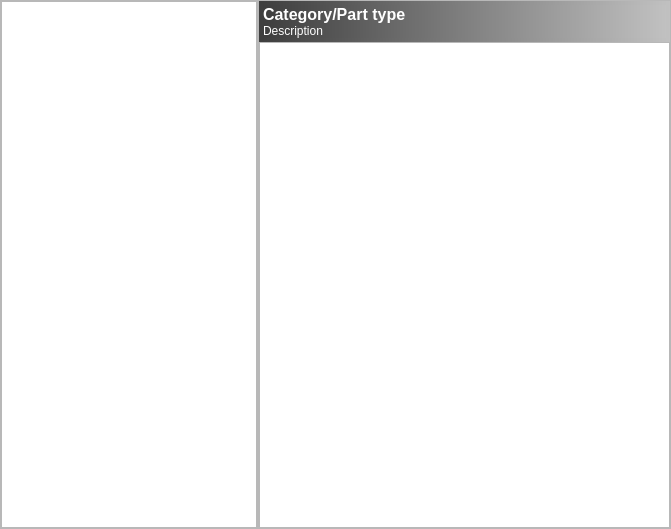
The window that partsmainwidget.ui (jassuncao/eparts) describes before a commit, drawn with Qt 5.
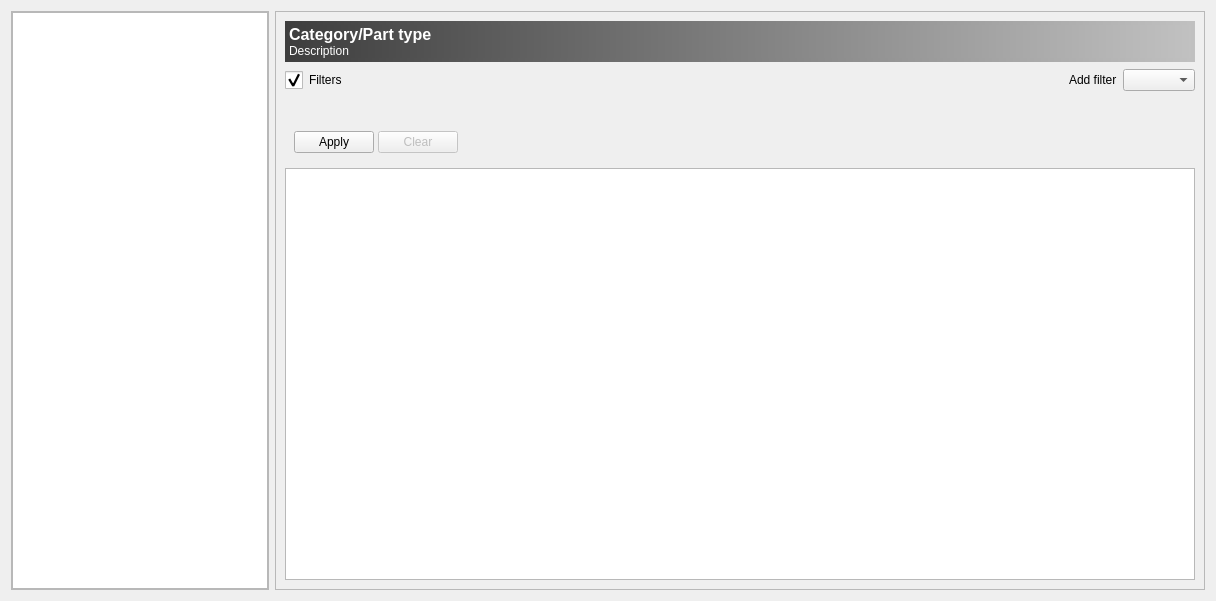
The same window after the commit. Icons and pictures are not drawn.

The edit to the form file:
```diff
--- a/partsmainwidget.ui
+++ b/partsmainwidget.ui
@@ -6,22 +6,22 @@
    <rect>
     <x>0</x>
     <y>0</y>
-    <width>671</width>
-    <height>529</height>
+    <width>1216</width>
+    <height>601</height>
    </rect>
   </property>
   <property name="windowTitle">
    <string>Form</string>
   </property>
-  <layout class="QHBoxLayout" name="horizontalLayout_2">
-   <property name="spacing">
-    <number>0</number>
-   </property>
-   <property name="margin">
-    <number>0</number>
-   </property>
+  <layout class="QHBoxLayout" name="horizontalLayout_5">
    <item>
     <widget class="QFrame" name="frame">
+     <property name="sizePolicy">
+      <sizepolicy hsizetype="Minimum" vsizetype="Preferred">
+       <horstretch>0</horstretch>
+       <verstretch>0</verstretch>
+      </sizepolicy>
+     </property>
      <property name="frameShape">
       <enum>QFrame::StyledPanel</enum>
      </property>
@@ -63,12 +63,6 @@
       <enum>QFrame::Raised</enum>
      </property>
      <layout class="QVBoxLayout" name="verticalLayout_3">
-      <property name="spacing">
-       <number>0</number>
-      </property>
-      <property name="margin">
-       <number>0</number>
-      </property>
       <item>
        <widget class="QWidget" name="widget_2" native="true">
         <property name="autoFillBackground">
@@ -128,6 +122,128 @@
         </layout>
        </widget>
       </item>
+      <item>
+       <layout class="QHBoxLayout" name="horizontalLayout_3">
+        <item>
+         <widget class="QCheckBox" name="filtersCheckBox">
+          <property name="styleSheet">
+           <string notr="true">QCheckBox::indicator { width: 18px; height: 18px;}
+QCheckBox::indicator:checked{image: url(:/images/collapse.png);}
+QCheckBox::indicator:unchecked{image: url(:/images/expand.png);}</string>
+          </property>
+          <property name="text">
+           <string>Filters</string>
+          </property>
+          <property name="checkable">
+           <bool>true</bool>
+          </property>
+          <property name="checked">
+           <bool>true</bool>
+          </property>
+         </widget>
+        </item>
+        <item>
+         <spacer name="verticalSpacer">
+          <property name="orientation">
+           <enum>Qt::Horizontal</enum>
+          </property>
+          <property name="sizeType">
+           <enum>QSizePolicy::MinimumExpanding</enum>
+          </property>
+          <property name="sizeHint" stdset="0">
+           <size>
+            <width>38</width>
+            <height>24</height>
+           </size>
+          </property>
+         </spacer>
+        </item>
+        <item>
+         <widget class="QLabel" name="label_4">
+          <property name="text">
+           <string>Add filter</string>
+          </property>
+          <property name="buddy">
+           <cstring>addFilterComboBox</cstring>
+          </property>
+         </widget>
+        </item>
+        <item>
+         <widget class="QComboBox" name="addFilterComboBox"/>
+        </item>
+       </layout>
+      </item>
+      <item>
+       <widget class="QWidget" name="filterContainer" native="true">
+        <layout class="QGridLayout" name="filterGridLayout">
+         <property name="horizontalSpacing">
+          <number>8</number>
+         </property>
+         <property name="verticalSpacing">
+          <number>-1</number>
+         </property>
+         <item row="0" column="0">
+          <widget class="QWidget" name="widget" native="true">
+           <layout class="QHBoxLayout" name="horizontalLayout_2">
+            <property name="spacing">
+             <number>-1</number>
+            </property>
+            <property name="margin">
+             <number>0</number>
+            </property>
+           </layout>
+          </widget>
+         </item>
+        </layout>
+       </widget>
+      </item>
+      <item>
+       <widget class="QWidget" name="filterToolbar" native="true">
+        <layout class="QHBoxLayout" name="horizontalLayout_4">
+         <property name="spacing">
+          <number>4</number>
+         </property>
+         <item>
+          <widget class="QPushButton" name="applyFilterButton_2">
+           <property name="text">
+            <string>Apply</string>
+           </property>
+           <property name="icon">
+            <iconset resource="resources.qrc">
+             <normaloff>:/images/dialog-ok-apply.png</normaloff>:/images/dialog-ok-apply.png</iconset>
+           </property>
+          </widget>
+         </item>
+         <item>
+          <widget class="QPushButton" name="clearFilterButton">
+           <property name="enabled">
+            <bool>false</bool>
+           </property>
+           <property name="text">
+            <string>Clear</string>
+           </property>
+           <property name="icon">
+            <iconset resource="resources.qrc">
+             <normaloff>:/images/edit_clear_16x16.png</normaloff>:/images/edit_clear_16x16.png</iconset>
+           </property>
+          </widget>
+         </item>
+         <item>
+          <spacer name="horizontalSpacer_2">
+           <property name="orientation">
+            <enum>Qt::Horizontal</enum>
+           </property>
+           <property name="sizeHint" stdset="0">
+            <size>
+             <width>40</width>
+             <height>20</height>
+            </size>
+           </property>
+          </spacer>
+         </item>
+        </layout>
+       </widget>
+      </item>
       <item>
        <widget class="QTableView" name="tableView">
         <property name="alternatingRowColors">
```
Left out of the diff: 71 changed lines with no effect on the pictures.
